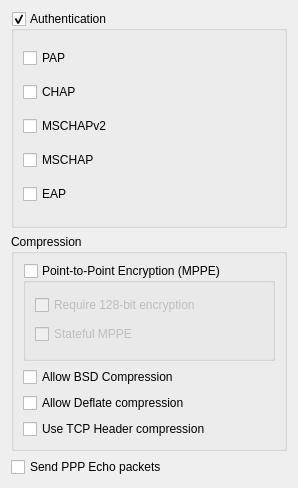
Qt form libs/ui/ppp.ui (KDE/networkmanagement) before a commit.
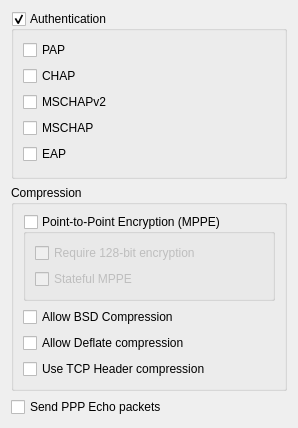
The same form after that commit.

Patch:
```diff
--- a/libs/ui/ppp.ui
+++ b/libs/ui/ppp.ui
@@ -6,7 +6,7 @@
     <x>0</x>
     <y>0</y>
     <width>298</width>
-    <height>488</height>
+    <height>428</height>
    </rect>
   </property>
   <property name="windowTitle" >
```
